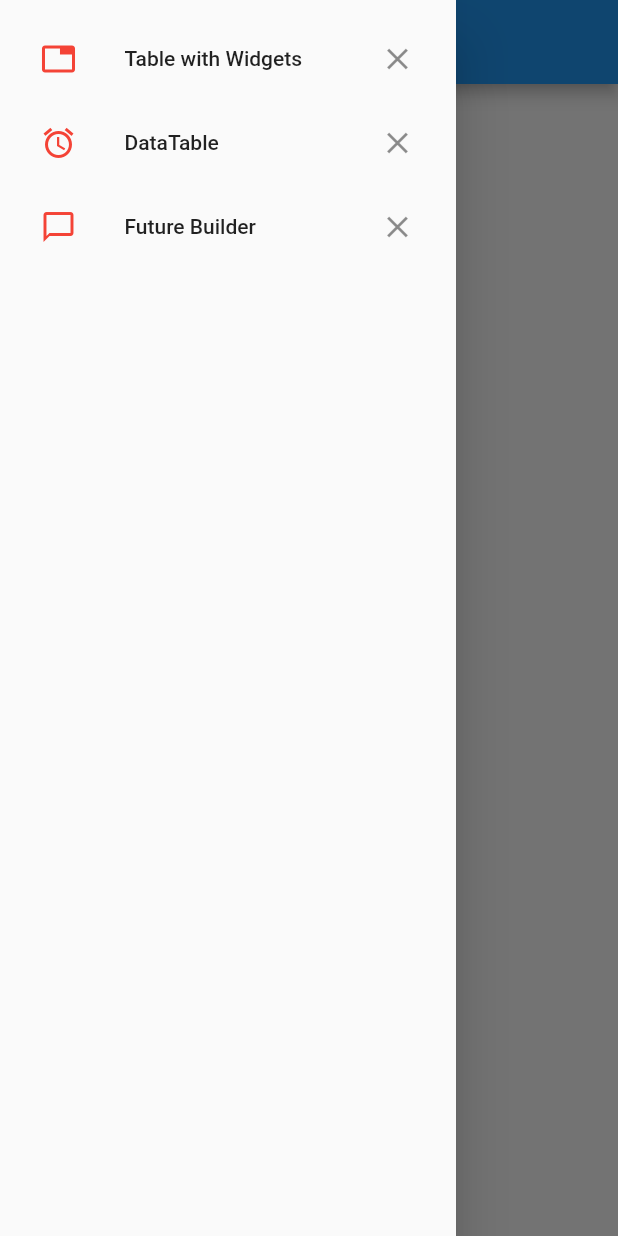
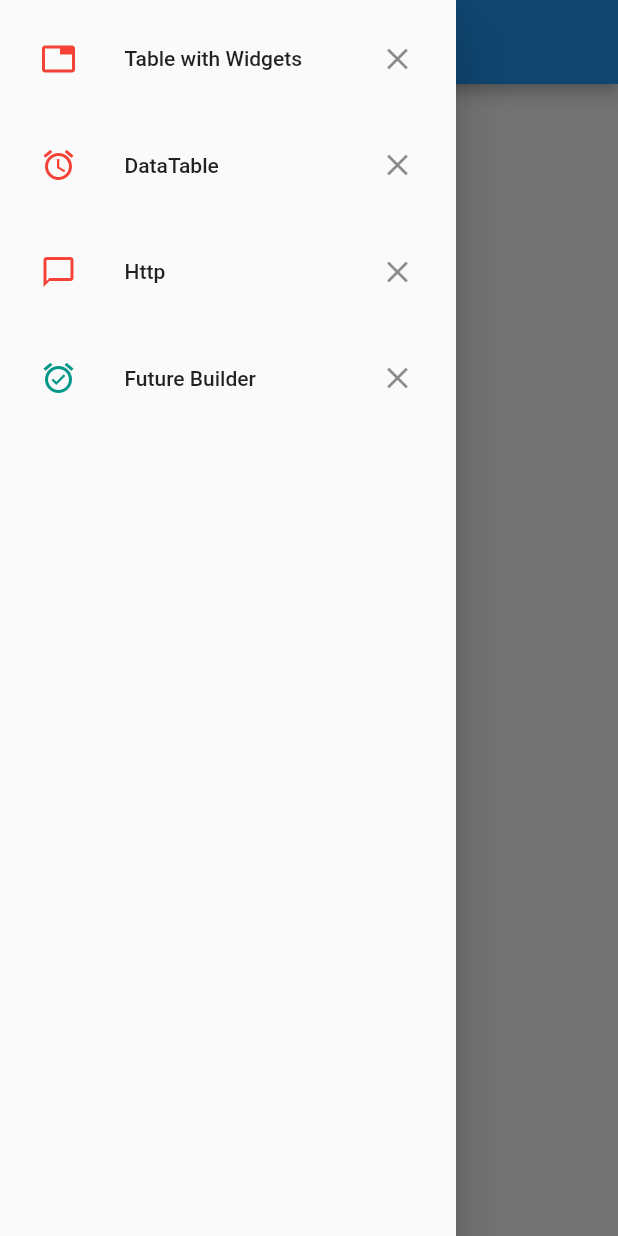
Before and after one commit to sabil62/Alert-App, a Flutter app: the screen it shows after launch, with the side drawer open, on a phone screen of 412 x 824 dp. Run offline on Flutter 3.47's test engine with Material 2 defaults, Android fonts, the phone set to English and light mode, and no system bars.

Commit message:
http and FutureBuilder final

```diff
--- a/lib/main.dart
+++ b/lib/main.dart
@@ -1,5 +1,6 @@
 import 'package:alertapp/FutureBuilder.dart';
 import 'package:alertapp/datatable.dart';
+import 'package:alertapp/http.dart';
 import 'package:flutter/material.dart';
 import './table.dart';
 
@@ -64,6 +65,9 @@ class _MyHomePageState extends State<MyHomePage> {
                 }));
               },
             ),
+            SizedBox(
+              height: 15,
+            ),
             ListTile(
               leading: Icon(Icons.alarm, color: Colors.red),
               title: new Text('DataTable'),
@@ -75,9 +79,26 @@ class _MyHomePageState extends State<MyHomePage> {
                 }));
               },
             ),
+            SizedBox(
+              height: 15,
+            ),
             ListTile(
               leading: Icon(Icons.chat_bubble_outline, color: Colors.red),
+              title: new Text('Http'),
+              trailing: new Icon(Icons.close),
+              onTap: () {
+                Navigator.push(context,
+                    new MaterialPageRoute(builder: (context) {
+                  return HttpApp();
+                }));
+              },
+            ),
+            SizedBox(
+              height: 15,
+            ),
+            ListTile(
               title: new Text('Future Builder'),
+              leading: Icon(Icons.alarm_on, color: Colors.teal),
               trailing: new Icon(Icons.close),
               onTap: () {
                 Navigator.push(context,
```
Also changed, not shown: lib/FutureBuilder.dart (+26 -11 lines), lib/http.dart (+75 -14 lines).
